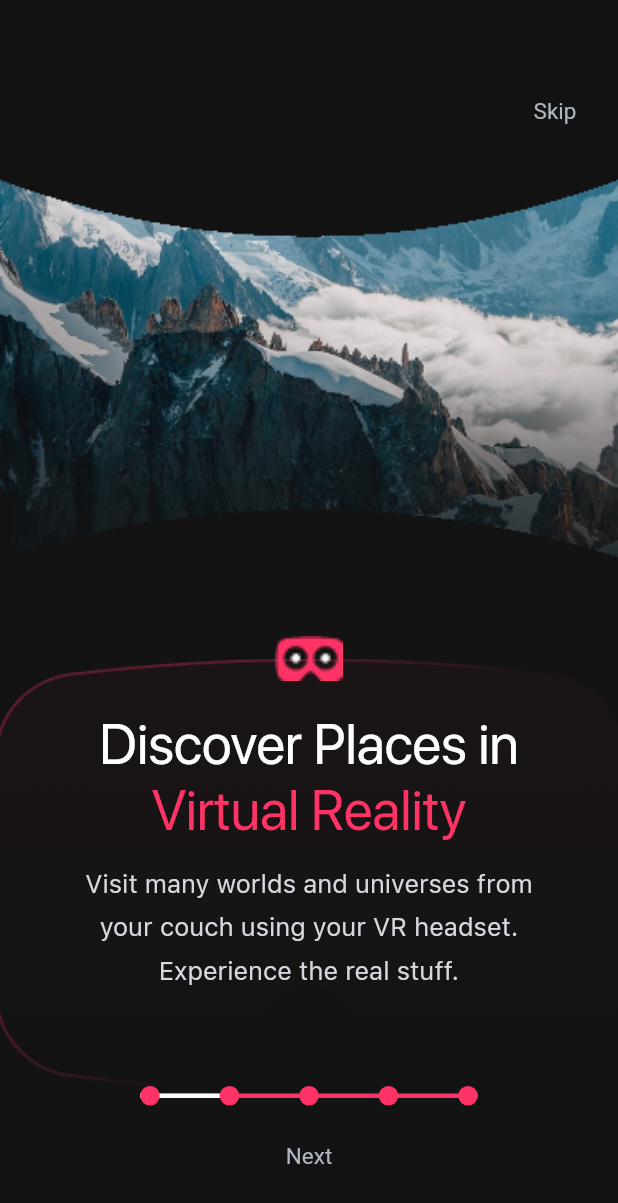
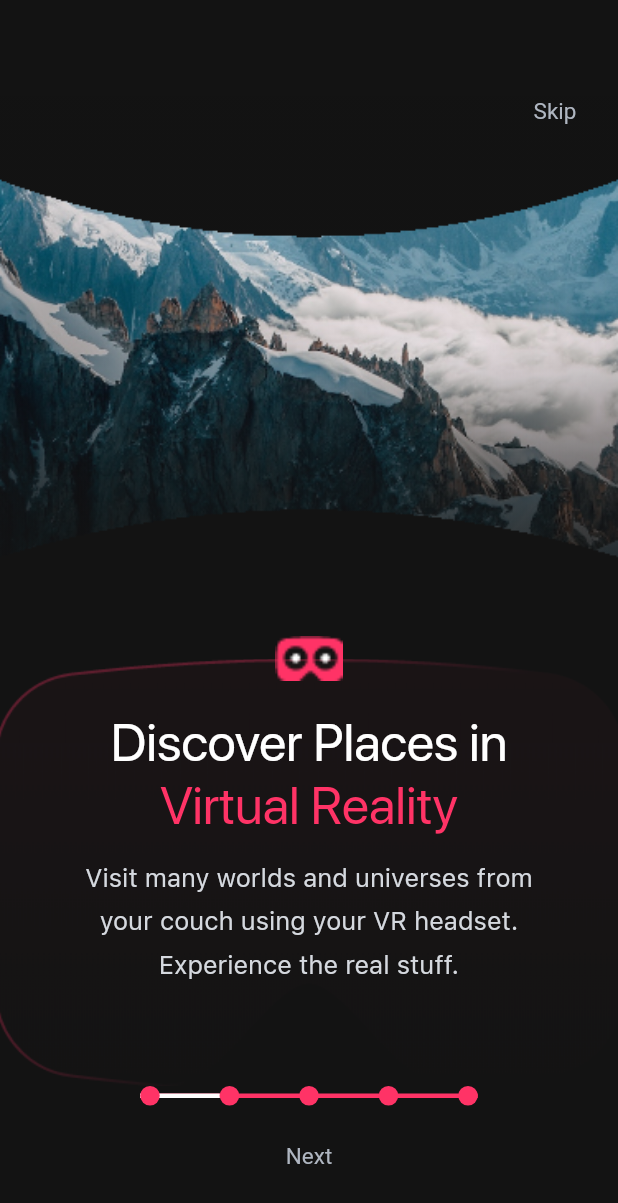
Before and after one commit to nonybrighto/spaced-travel-app, a Flutter app: the Onboarding screen opened directly, after a tap on "Next", on a phone screen of 412 x 824 dp. Shown: the top 1203 px of the screen. Run offline on Flutter 3.47's test engine with Material 2 defaults, Android fonts, the phone set to English and light mode, and no system bars; our stand-ins replace carousel_slider, page_transition, sliding_up_panel, table_calendar.

Commit message:
Modify onboarding

```diff
--- a/lib/pages/onboarding_page.dart
+++ b/lib/pages/onboarding_page.dart
@@ -1,12 +1,9 @@
 import 'package:flutter/material.dart';
 import 'package:spaced_trip_scheduler/pages/home_page.dart';
-import 'package:spaced_trip_scheduler/pages/onboarding_views/discovery_view.dart';
 import 'package:spaced_trip_scheduler/pages/onboarding_views/profile_view.dart';
-import 'package:spaced_trip_scheduler/pages/onboarding_views/rentals_view.dart';
-import 'package:spaced_trip_scheduler/pages/onboarding_views/second_discovery_view.dart';
-import 'package:spaced_trip_scheduler/pages/onboarding_views/travel_view.dart';
 import 'package:spaced_trip_scheduler/widgets/animated_stacked_index.dart';
 import 'package:spaced_trip_scheduler/widgets/dot_indicator.dart';
+import 'package:spaced_trip_scheduler/widgets/onboarding_wrapper.dart';
 
 class Onboarding extends StatefulWidget {
   const Onboarding({Key? key}) : super(key: key);
@@ -17,10 +14,48 @@ class Onboarding extends StatefulWidget {
 
 const List<Widget> onboardingScreens = [
   ProfileView(),
-  DiscoveryView(),
-  SecondDiscoveryView(),
-  TravelView(),
-  RentalsView(),
+  OnboardingWrapper(
+    background: 'vr-curve.png',
+    iconName: 'colored_vr_icon.png',
+    iconBackgroundName: 'vr-icon-bg.png',
+    titleLine1: 'Discover Places in',
+    titleLine2: 'Virtual Reality',
+    message: 'Visit many worlds and universes from '
+        'your couch using your VR headset. '
+        'Experience the real stuff.',
+  ),
+  OnboardingWrapper(
+    background: 'vr-glasses.png',
+    iconName: 'colored_vr_icon.png',
+    iconBackgroundName: 'vr-icon-bg.png',
+    titleLine1: 'Discover Places in',
+    titleLine2: 'Virtual Reality',
+    message: 'Visit many worlds and universes from '
+        'your couch using your VR headset. '
+        'Experience the real stuff.',
+  ),
+  OnboardingWrapper(
+    background: 'solar.png',
+    iconName: 'red_rocket.png',
+    iconBackgroundName: 'rocket.png',
+    iconBackroundOffet: 70,
+    titleLine1: 'Discover Places in',
+    titleLine2: 'Virtual Reality',
+    message: 'Travel to outworld universes from our '
+        'galaxy and beyound. See new places '
+        'and feel the adventure.',
+  ),
+  OnboardingWrapper(
+    background: 'building.png',
+    iconName: 'navigation_icon.png',
+    iconBackgroundName: 'location-pin.png',
+    iconBackroundOffet: 45,
+    titleLine1: 'Search and Compare',
+    titleLine2: 'Vacation Rentals',
+    message: 'Plan on staying longer? Book hotels, '
+        'car rentals and other amazing deals '
+        'across the universe.',
+  )
 ];
 
 class _OnboardingState extends State<Onboarding> {
--- a/lib/pages/onboarding_views/discovery_view.dart
+++ /dev/null
@@ -1,20 +0,0 @@
-import 'package:flutter/material.dart';
-import 'package:spaced_trip_scheduler/widgets/onboarding_wrapper.dart';
-
-class DiscoveryView extends StatelessWidget {
-  const DiscoveryView({Key? key}) : super(key: key);
-
-  @override
-  Widget build(BuildContext context) {
-    return const OnboardingWrapper(
-      background: 'vr-curve.png',
-      iconName: 'colored_vr_icon.png',
-      iconBackgroundName: 'vr-icon-bg.png',
-      titleLine1: 'Discover Places in',
-      titleLine2: 'Virtual Reality',
-      message: 'Visit many worlds and universes from '
-          'your couch using your VR headset. '
-          'Experience the real stuff.',
-    );
-  }
-}
--- a/lib/pages/onboarding_views/rentals_view.dart
+++ /dev/null
@@ -1,21 +0,0 @@
-import 'package:flutter/material.dart';
-import 'package:spaced_trip_scheduler/widgets/onboarding_wrapper.dart';
-
-class RentalsView extends StatelessWidget {
-  const RentalsView({Key? key}) : super(key: key);
-
-  @override
-  Widget build(BuildContext context) {
-    return const OnboardingWrapper(
-      background: 'building.png',
-      iconName: 'location_pin.png',
-      iconBackgroundName: 'location-pin.png',
-      iconBackroundOffet: 45,
-      titleLine1: 'Search and Compare',
-      titleLine2: 'Vacation Rentals',
-      message: 'Plan on staying longer? Book hotels, '
-          'car rentals and other amazing deals '
-          'across the universe.',
-    );
-  }
-}
--- a/lib/pages/onboarding_views/second_discovery_view.dart
+++ /dev/null
@@ -1,20 +0,0 @@
-import 'package:flutter/material.dart';
-import 'package:spaced_trip_scheduler/widgets/onboarding_wrapper.dart';
-
-class SecondDiscoveryView extends StatelessWidget {
-  const SecondDiscoveryView({Key? key}) : super(key: key);
-
-  @override
-  Widget build(BuildContext context) {
-    return const OnboardingWrapper(
-      background: 'vr-glasses.png',
-      iconName: 'colored_vr_icon.png',
-      iconBackgroundName: 'vr-icon-bg.png',
-      titleLine1: 'Discover Places in',
-      titleLine2: 'Virtual Reality',
-      message: 'Visit many worlds and universes from '
-          'your couch using your VR headset. '
-          'Experience the real stuff.',
-    );
-  }
-}
--- a/lib/pages/onboarding_views/travel_view.dart
+++ /dev/null
@@ -1,21 +0,0 @@
-import 'package:flutter/material.dart';
-import 'package:spaced_trip_scheduler/widgets/onboarding_wrapper.dart';
-
-class TravelView extends StatelessWidget {
-  const TravelView({Key? key}) : super(key: key);
-
-  @override
-  Widget build(BuildContext context) {
-    return const OnboardingWrapper(
-      background: 'solar.png',
-      iconName: 'red_rocket.png',
-      iconBackgroundName: 'rocket.png',
-      iconBackroundOffet: 70,
-      titleLine1: 'Discover Places in',
-      titleLine2: 'Virtual Reality',
-      message: 'Travel to outworld universes from our '
-          'galaxy and beyound. See new places '
-          'and feel the adventure.',
-    );
-  }
-}
--- a/lib/widgets/onboarding_wrapper.dart
+++ b/lib/widgets/onboarding_wrapper.dart
@@ -71,12 +71,14 @@ class OnboardingWrapper extends StatelessWidget {
                 const SizedBox(height: 20),
                 Text(
                   titleLine1,
-                  style: kHeadingStyle.copyWith(fontSize: 37),
+                  textAlign: TextAlign.center,
+                  style: kHeadingStyle.copyWith(fontSize: 35),
                 ),
                 Text(
                   titleLine2,
+                  textAlign: TextAlign.center,
                   style: kHeadingStyle.copyWith(
-                      color: Theme.of(context).primaryColor, fontSize: 37),
+                      color: Theme.of(context).primaryColor, fontSize: 35),
                 ),
                 const SizedBox(height: 10),
                 Text(
```
Also changed, not shown: assets/icons/navigation_icon.png (added).
